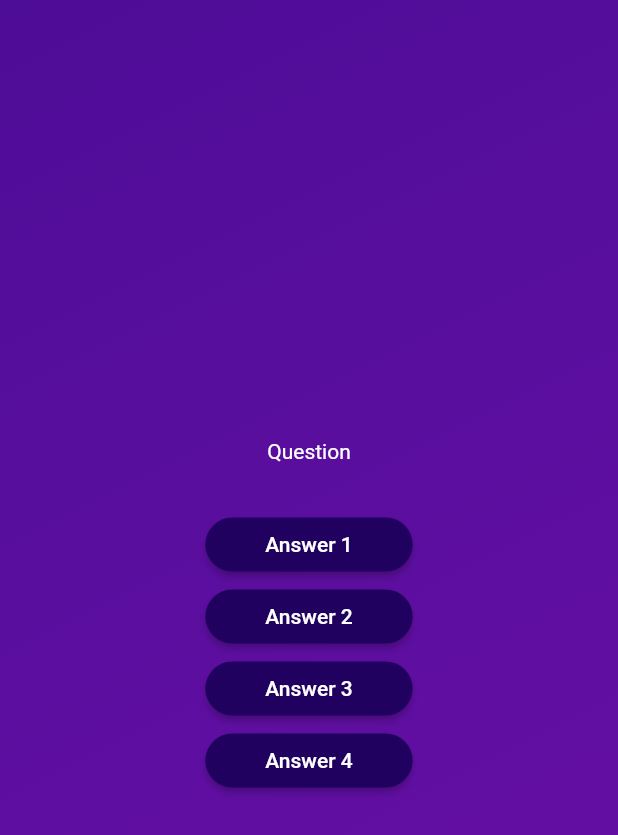
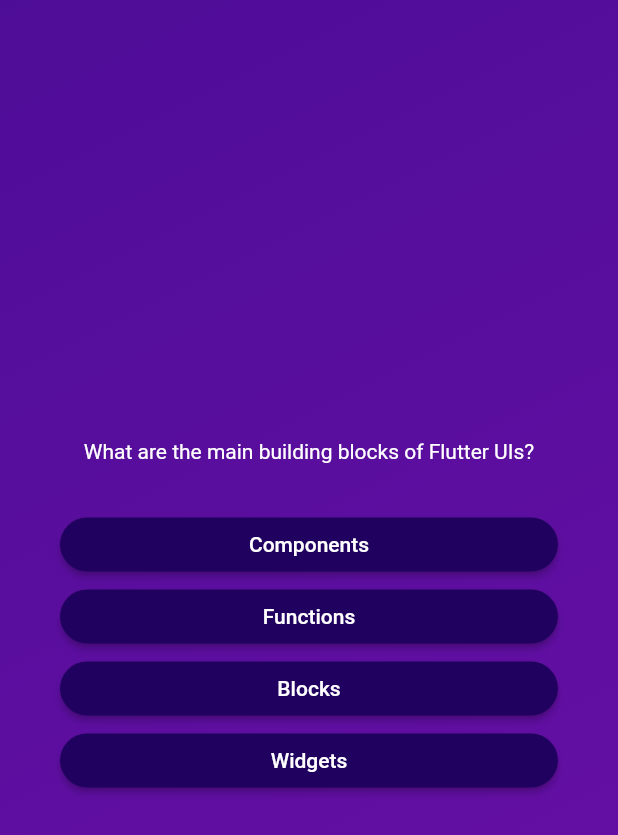
Before and after one commit to HassanKhan123/advance-quiz-app, a Flutter app: the screen it shows after launch, after a tap on "Start Quiz", on a phone screen of 412 x 824 dp. Shown: the top 835 px of the screen. Run offline on Flutter 3.47's test engine with Material 2 defaults, Android fonts, the phone set to English and light mode, and no system bars.

Commit message:
added: iterate and shuffle answers

```diff
--- a/lib/models/quiz_question.dart
+++ b/lib/models/quiz_question.dart
@@ -3,4 +3,11 @@ class QuizQuestion {
 
   final String text;
   final List<String> answers;
+
+  List<String> getShuffledAnswers() {
+    final shuffledList = List.of(answers);
+    shuffledList.shuffle();
+
+    return shuffledList;
+  }
 }
--- a/lib/questions_screen.dart
+++ b/lib/questions_screen.dart
@@ -1,6 +1,7 @@
 import 'package:flutter/material.dart';
 
 import 'package:quiz_app/answer_button.dart';
+import 'package:quiz_app/data/questions.dart';
 
 class QuestionsScreen extends StatefulWidget {
   const QuestionsScreen({super.key});
@@ -12,25 +13,31 @@ class QuestionsScreen extends StatefulWidget {
 }
 
 class _QuestionsScreenState extends State<QuestionsScreen> {
+  final currentQuestion = questions[0];
+
   @override
   Widget build(BuildContext context) {
     return SizedBox(
       width: double.infinity,
+      child: Container(
+        margin: const EdgeInsets.all(40),
         child: Column(
           mainAxisAlignment: MainAxisAlignment.center,
+          crossAxisAlignment: CrossAxisAlignment.stretch,
           children: [
-          const Text(
-            'Question',
-            style: TextStyle(color: Colors.white),
+            Text(
+              currentQuestion.text,
+              style: const TextStyle(color: Colors.white),
+              textAlign: TextAlign.center,
             ),
             const SizedBox(
               height: 30,
             ),
-          AnswerButton('Answer 1', () {}),
-          AnswerButton('Answer 2', () {}),
-          AnswerButton('Answer 3', () {}),
-          AnswerButton('Answer 4', () {}),
+            ...currentQuestion.getShuffledAnswers().map((item) {
+              return AnswerButton(item, () {});
+            })
           ],
+        ),
       ),
     );
   }
```
Lines whose indentation alone changed are shown as unchanged.
